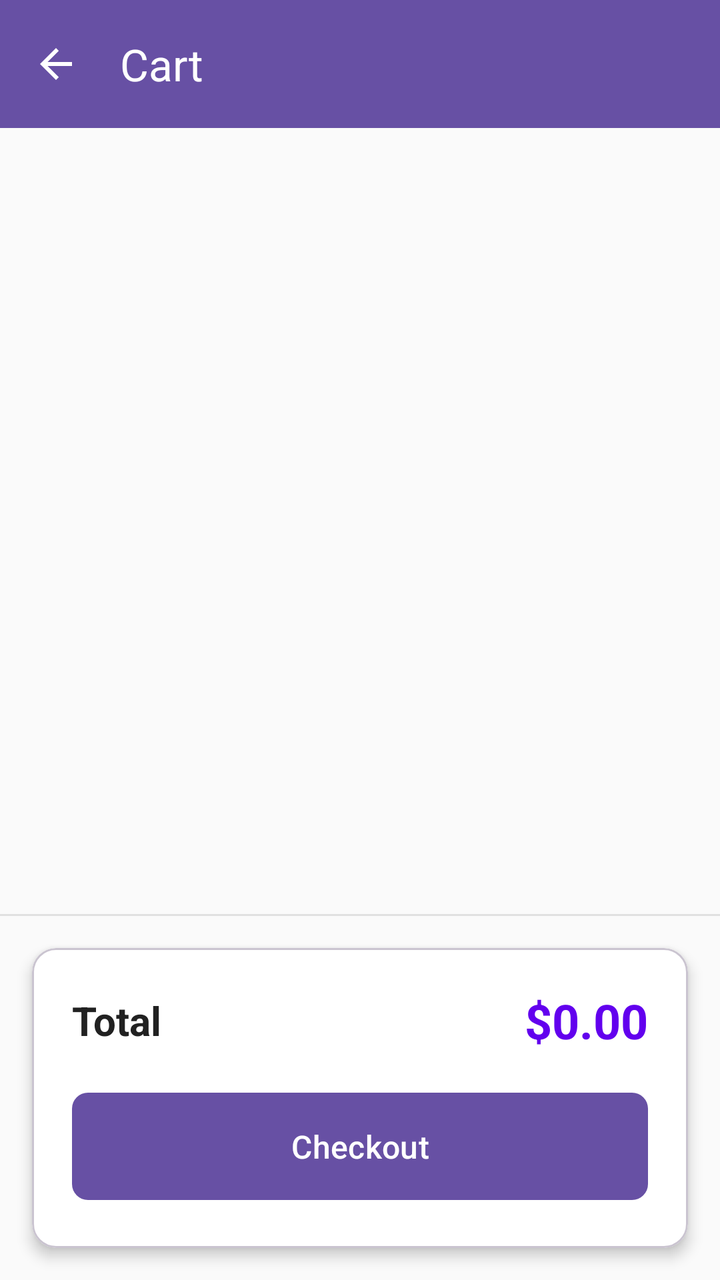
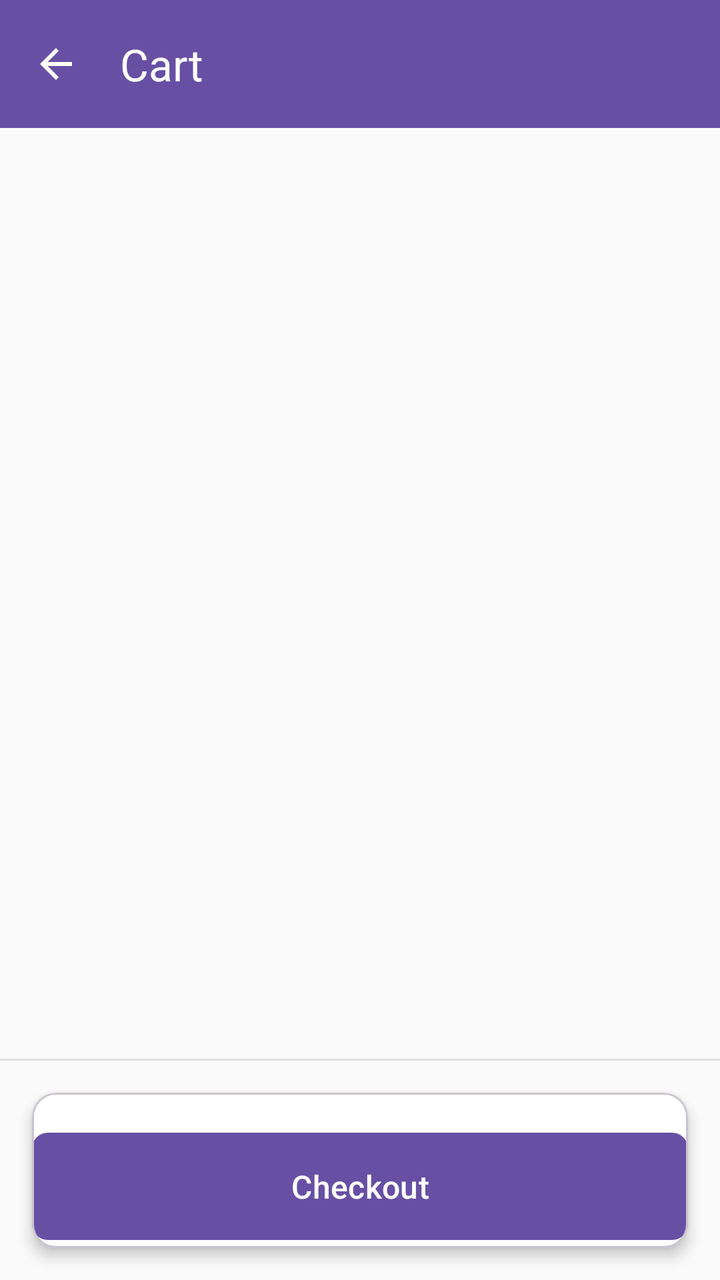

Compare the two renders of this Android layout. The source of the first and the diff that turns it into the second are given below.
<!-- AndroidManifest.xml: application theme Theme.MyApplication_MainMenu1 -->
<!-- res/layout/activity_cart.xml -->
<?xml version="1.0" encoding="utf-8"?>
<androidx.coordinatorlayout.widget.CoordinatorLayout xmlns:android="http://schemas.android.com/apk/res/android"
    xmlns:app="http://schemas.android.com/apk/res-auto"
    android:layout_width="match_parent"
    android:layout_height="match_parent"
    android:background="@color/background">

    <com.google.android.material.appbar.AppBarLayout
        android:layout_width="match_parent"
        android:layout_height="wrap_content"
        android:theme="@style/ThemeOverlay.AppCompat.Dark.ActionBar"
        android:elevation="0dp">

        <com.google.android.material.appbar.MaterialToolbar
            android:id="@+id/toolbar"
            android:layout_width="match_parent"
            android:layout_height="?attr/actionBarSize"
            android:background="?attr/colorPrimary"
            app:title="@string/cart"
            app:titleTextColor="@color/white"
            app:navigationIcon="?attr/homeAsUpIndicator"
            app:navigationIconTint="@color/white" />

    </com.google.android.material.appbar.AppBarLayout>

    <LinearLayout
        android:layout_width="match_parent"
        android:layout_height="match_parent"
        android:orientation="vertical"
        app:layout_behavior="@string/appbar_scrolling_view_behavior">

        <androidx.recyclerview.widget.RecyclerView
            android:id="@+id/rvCart"
            android:layout_width="match_parent"
            android:layout_height="0dp"
            android:layout_weight="1"
            android:padding="8dp"
            android:clipToPadding="false" />

        <View
            android:layout_width="match_parent"
            android:layout_height="1dp"
            android:background="@color/divider" />

        <com.google.android.material.card.MaterialCardView
            android:layout_width="match_parent"
            android:layout_height="wrap_content"
            android:layout_margin="16dp"
            app:cardCornerRadius="12dp"
            app:cardElevation="4dp"
            app:cardBackgroundColor="@color/surface">

            <LinearLayout
                android:layout_width="match_parent"
                android:layout_height="wrap_content"
                android:orientation="vertical"
                android:padding="20dp">

                <LinearLayout
                    android:layout_width="match_parent"
                    android:layout_height="wrap_content"
                    android:orientation="horizontal"
                    android:gravity="center_vertical">

                    <TextView
                        android:layout_width="0dp"
                        android:layout_height="wrap_content"
                        android:layout_weight="1"
                        android:text="@string/total"
                        android:textSize="20sp"
                        android:textStyle="bold"
                        android:textColor="@color/text_primary" />

                    <TextView
                        android:id="@+id/tvTotal"
                        android:layout_width="wrap_content"
                        android:layout_height="wrap_content"
                        android:text="$0.00"
                        android:textSize="24sp"
                        android:textStyle="bold"
                        android:textColor="@color/primary" />
                </LinearLayout>

                <com.google.android.material.button.MaterialButton
                    android:id="@+id/btnCheckout"
                    android:layout_width="match_parent"
                    android:layout_height="wrap_content"
                    android:layout_marginTop="16dp"
                    android:text="Checkout"
                    android:textSize="16sp"
                    android:padding="16dp"
                    app:cornerRadius="8dp" />

            </LinearLayout>

        </com.google.android.material.card.MaterialCardView>

    </LinearLayout>

</androidx.coordinatorlayout.widget.CoordinatorLayout>
<!-- resources referenced by this layout -->
<resources>
  <color name="background">#FAFAFA</color>
  <color name="divider">#E0E0E0</color>
  <color name="primary">#6200EE</color>
  <color name="surface">#FFFFFF</color>
  <color name="text_primary">#212121</color>
  <color name="white">#FFFFFFFF</color>
  <string name="cart">Cart</string>
  <string name="total">Total</string>
  <style name="Theme.MyApplication_MainMenu1" parent="Base.Theme.MyApplication_MainMenu1" />
  <style name="Base.Theme.MyApplication_MainMenu1" parent="Theme.Material3.DayNight.NoActionBar">
          
          
      </style>
</resources>

<!-- the commit's change to res/layout/activity_cart.xml (unified diff, before → after) -->
@@ -29,6 +29,19 @@
         android:orientation="vertical"
         app:layout_behavior="@string/appbar_scrolling_view_behavior">
 
+        <TextView
+            android:id="@+id/tvEmptyCart"
+            android:layout_width="match_parent"
+            android:layout_height="wrap_content"
+            android:text="Your cart is empty"
+            android:textSize="18sp"
+            android:textStyle="bold"
+            android:textColor="@color/text_secondary"
+            android:gravity="center"
+            android:padding="24dp"
+            android:visibility="gone" />
+
+
         <androidx.recyclerview.widget.RecyclerView
             android:id="@+id/rvCart"
             android:layout_width="match_parent"
@@ -50,48 +63,15 @@
             app:cardElevation="4dp"
             app:cardBackgroundColor="@color/surface">
 
-            <LinearLayout
-                android:layout_width="match_parent"
-                android:layout_height="wrap_content"
-                android:orientation="vertical"
-                android:padding="20dp">
-
-                <LinearLayout
-                    android:layout_width="match_parent"
-                    android:layout_height="wrap_content"
-                    android:orientation="horizontal"
-                    android:gravity="center_vertical">
-
-                    <TextView
-                        android:layout_width="0dp"
-                        android:layout_height="wrap_content"
-                        android:layout_weight="1"
-                        android:text="@string/total"
-                        android:textSize="20sp"
-                        android:textStyle="bold"
-                        android:textColor="@color/text_primary" />
-
-                    <TextView
-                        android:id="@+id/tvTotal"
-                        android:layout_width="wrap_content"
-                        android:layout_height="wrap_content"
-                        android:text="$0.00"
-                        android:textSize="24sp"
-                        android:textStyle="bold"
-                        android:textColor="@color/primary" />
-                </LinearLayout>
-
                 <com.google.android.material.button.MaterialButton
                     android:id="@+id/btnCheckout"
                     android:layout_width="match_parent"
                     android:layout_height="wrap_content"
                     android:layout_marginTop="16dp"
-                    android:text="Checkout"
+                    android:text="@string/checkout"
                     android:textSize="16sp"
                     android:padding="16dp"
                     app:cornerRadius="8dp" />
-
-            </LinearLayout>
 
         </com.google.android.material.card.MaterialCardView>
 
<!-- resource entries referenced after the edit -->
@@ -2,12 +2,11 @@
 <resources>
   <color name="background">#FAFAFA</color>
   <color name="divider">#E0E0E0</color>
-  <color name="primary">#6200EE</color>
   <color name="surface">#FFFFFF</color>
-  <color name="text_primary">#212121</color>
+  <color name="text_secondary">#757575</color>
   <color name="white">#FFFFFFFF</color>
   <string name="cart">Cart</string>
-  <string name="total">Total</string>
+  <string name="checkout">Checkout</string>
   <style name="Theme.MyApplication_MainMenu1" parent="Base.Theme.MyApplication_MainMenu1" />
   <style name="Base.Theme.MyApplication_MainMenu1" parent="Theme.Material3.DayNight.NoActionBar">
           
